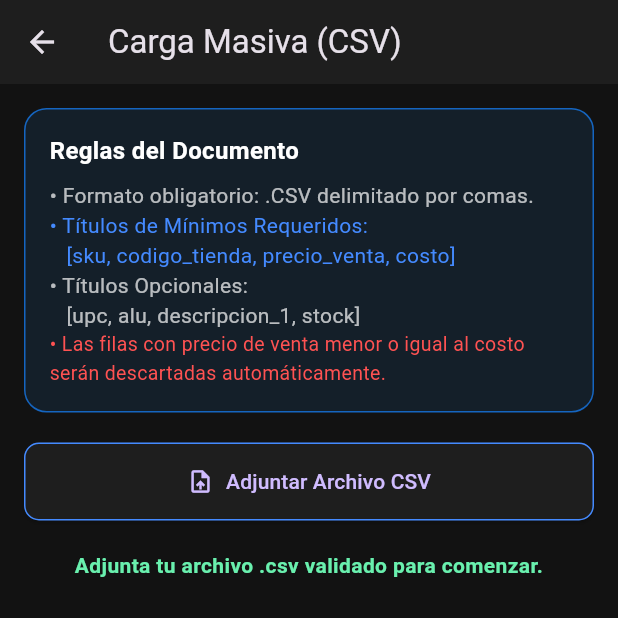
After one commit to Jhnthn01/catalogo-app, a Flutter app: the CargaMasivaPage screen opened directly, after a tap on "Adjuntar Archivo CSV", on a phone screen of 412 x 824 dp, the top half of it. The commit adds this screen. Run offline on Flutter 3.47's test engine with Material 3 defaults, Android fonts, the phone set to English and light mode, and no system bars; our stand-ins replace csv, file_picker, supabase_flutter; missing offline and left inert: mobile_scanner; accounts and stored records are empty; network calls fail.

Commit message:
se añadió la carga masiva para actualizar productos se añadió el apartado de gestión de roles para los usuarios de tipo admin

```diff
--- /dev/null
+++ b/lib/features/inventory/carga_masiva_page.dart
@@ -0,0 +1,226 @@
+import 'dart:convert';
+import 'package:flutter/material.dart';
+import 'package:file_picker/file_picker.dart';
+import 'package:csv/csv.dart';
+import 'package:supabase_flutter/supabase_flutter.dart';
+
+class CargaMasivaPage extends StatefulWidget {
+  const CargaMasivaPage({super.key});
+
+  @override
+  State<CargaMasivaPage> createState() => _CargaMasivaPageState();
+}
+
+class _CargaMasivaPageState extends State<CargaMasivaPage> {
+  final _supabase = Supabase.instance.client;
+  bool _isLoading = false;
+  String _statusMessage = "Adjunta tu archivo .csv validado para comenzar.";
+  List<List<dynamic>> _previewData = [];
+  List<Map<String, dynamic>> _payloadListo = [];
+
+  Future<void> _seleccionarArchivo() async {
+    try {
+      FilePickerResult? result = await FilePicker.pickFiles(
+        type: FileType.custom,
+        allowedExtensions: ['csv'],
+        withData: true,
+      );
+
+      if (result != null && result.files.single.bytes != null) {
+        final bytes = result.files.single.bytes!;
+        final csvString = utf8.decode(bytes);
+
+        List<List<dynamic>> csvTable = csv.decode(csvString);
+
+        if (csvTable.isEmpty) {
+          _mostrarError("El archivo está vacío.");
+          return;
+        }
+
+        // Obtener headers limpios
+        final headers = csvTable.first.map((e) => e.toString().trim().toLowerCase()).toList();
+
+        // Headers obligatorios requeridos
+        final requiredHeaders = ['sku', 'codigo_tienda', 'precio_venta', 'costo'];
+        for (var req in requiredHeaders) {
+          if (!headers.contains(req)) {
+            _mostrarError("Falta la columna obligatoria: $req");
+            return;
+          }
+        }
+
+        List<Map<String, dynamic>> payload = [];
+        List<List<dynamic>> preview = [headers];
+
+        // Procesar Filas (Empezando desde la fila 1)
+        for (int i = 1; i < csvTable.length; i++) {
+          final row = csvTable[i];
+          if (row.isEmpty || row.length < headers.length) continue; // Saltar filas deformes
+
+          Map<String, dynamic> rowMap = {};
+          for (int j = 0; j < headers.length; j++) {
+            rowMap[headers[j]] = row[j];
+          }
+
+          // Validar lógicamente las reglas de negocio base
+          final String sku = rowMap['sku']?.toString() ?? '';
+          final String codigoTienda = rowMap['codigo_tienda']?.toString() ?? '';
+          final num precioVenta = num.tryParse(rowMap['precio_venta'].toString()) ?? 0;
+          final num costo = num.tryParse(rowMap['costo'].toString()) ?? 0;
+
+          if (sku.isEmpty || codigoTienda.isEmpty) continue;
+
+          if (precioVenta <= costo) {
+            // Se descarta silenciosamente para la BD, o podriamos informar.
+            continue;
+          }
+
+          payload.add(rowMap);
+          if (preview.length <= 5) preview.add(row);
+        }
+
+        if (payload.isEmpty) {
+          _mostrarError("No se encontraron filas que cumplan las validaciones (Mismo precio que costo, o vacías).");
+          return;
+        }
+
+        setState(() {
+          _previewData = preview;
+          _payloadListo = payload;
+          _statusMessage = "¡Archivo leído! ${payload.length} filas válidas encontradas y listas para procesarse.";
+        });
+      }
+    } catch (e) {
+      _mostrarError("Error leyendo CSV: $e");
+    }
+  }
+
+  Future<void> _subirBaseDeDatos() async {
+    if (_payloadListo.isEmpty) return;
+
+    setState(() => _isLoading = true);
+
+    try {
+      final response = await _supabase.rpc('process_bulk_upload', params: {
+        'payload': _payloadListo
+      });
+
+      if (mounted) {
+        setState(() {
+          _isLoading = false;
+          _statusMessage = response.toString();
+          _previewData = [];
+          _payloadListo = [];
+        });
+        ScaffoldMessenger.of(context).showSnackBar(
+          const SnackBar(content: Text("🚀 ¡Carga completada con éxito!"), backgroundColor: Colors.green),
+        );
+      }
+    } catch (e) {
+      if (mounted) {
+        setState(() => _isLoading = false);
+        _mostrarError("Error procesando carga: $e\n(¿Olvidaste correr el Script SQL en Supabase?)");
+      }
+    }
+  }
+
+  void _mostrarError(String msg) {
+    setState(() => _statusMessage = msg);
+    ScaffoldMessenger.of(context).showSnackBar(SnackBar(content: Text(msg), backgroundColor: Colors.redAccent));
+  }
+
+  @override
+  Widget build(BuildContext context) {
+    return Scaffold(
+      backgroundColor: const Color(0xFF121212),
+      appBar: AppBar(
+        title: const Text("Carga Masiva (CSV)"),
+        backgroundColor: const Color(0xFF1E1E1E),
+      ),
+      body: SingleChildScrollView(
+        child: Padding(
+          padding: const EdgeInsets.all(16.0),
+          child: Column(
+            crossAxisAlignment: CrossAxisAlignment.stretch,
+            children: [
+              Container(
+                padding: const EdgeInsets.all(16),
+                decoration: BoxDecoration(
+                  color: Colors.blue.withOpacity(0.1),
+                  borderRadius: BorderRadius.circular(15),
+                  border: Border.all(color: Colors.blue.shade800),
+                ),
+                child: const Column(
+                  crossAxisAlignment: CrossAxisAlignment.start,
+                  children: [
+                    Text("Reglas del Documento", style: TextStyle(color: Colors.white, fontWeight: FontWeight.bold, fontSize: 16)),
+                    SizedBox(height: 8),
+                    Text("• Formato obligatorio: .CSV delimitado por comas.", style: TextStyle(color: Colors.white70)),
+                    Text("• Títulos de Mínimos Requeridos:\n   [sku, codigo_tienda, precio_venta, costo]", style: TextStyle(color: Colors.blueAccent)),
+                    Text("• Títulos Opcionales:\n   [upc, alu, descripcion_1, stock]", style: TextStyle(color: Colors.white70)),
+                    Text("• Las filas con precio de venta menor o igual al costo serán descartadas automáticamente.", style: TextStyle(color: Colors.redAccent, fontSize: 13)),
+                  ],
+                ),
+              ),
+              const SizedBox(height: 20),
+
+              ElevatedButton.icon(
+                onPressed: _isLoading ? null : _seleccionarArchivo,
+                icon: const Icon(Icons.upload_file),
+                label: const Text("Adjuntar Archivo CSV"),
+                style: ElevatedButton.styleFrom(
+                  padding: const EdgeInsets.symmetric(vertical: 16),
+                  backgroundColor: const Color(0xFF1E1E1E),
+                  side: const BorderSide(color: Colors.blueAccent),
+                  shape: RoundedRectangleBorder(borderRadius: BorderRadius.circular(10))
+                ),
+              ),
+              const SizedBox(height: 20),
+
+              Text(
+                _statusMessage,
+                style: TextStyle(
+                  color: _statusMessage.contains("Error") ? Colors.redAccent : Colors.greenAccent,
+                  fontWeight: FontWeight.bold
+                ),
+                textAlign: TextAlign.center,
+              ),
+              const SizedBox(height: 20),
+
+              if (_previewData.isNotEmpty) ...[
+                const Text("Vista Previa (Primeras 5 filas):", style: TextStyle(color: Colors.white70, fontWeight: FontWeight.bold)),
+                const SizedBox(height: 10),
+                SingleChildScrollView(
+                  scrollDirection: Axis.horizontal,
+                  child: DataTable(
+                    headingRowColor: WidgetStateProperty.all(Colors.blue.withOpacity(0.2)),
+                    columns: _previewData.first.map((e) => DataColumn(label: Text(e.toString(), style: const TextStyle(color: Colors.white)))).toList(),
+                    rows: _previewData.skip(1).map((row) {
+                      return DataRow(
+                        cells: row.map((e) => DataCell(Text(e.toString(), style: const TextStyle(color: Colors.white70)))).toList(),
+                      );
+                    }).toList(),
+                  ),
+                ),
+                const SizedBox(height: 30),
+
+                if (_isLoading)
+                   const Center(child: CircularProgressIndicator())
+                else
+                  ElevatedButton(
+                    onPressed: _subirBaseDeDatos,
+                    style: ElevatedButton.styleFrom(
+                      padding: const EdgeInsets.symmetric(vertical: 16),
+                      backgroundColor: Colors.green.shade700,
+                      shape: RoundedRectangleBorder(borderRadius: BorderRadius.circular(10))
+                    ),
+                    child: const Text("PROCESAR Y CARGAR A BASE DE DATOS", style: TextStyle(color: Colors.white, fontWeight: FontWeight.bold)),
+                  )
+              ]
+            ],
+          ),
+        ),
+      ),
+    );
+  }
+}
--- a/pubspec.yaml
+++ b/pubspec.yaml
@@ -36,6 +36,8 @@ dependencies:
   cupertino_icons: ^1.0.8
   supabase_flutter: ^2.12.2
   intl: ^0.20.2
+  file_picker: ^11.0.2
+  csv: ^8.0.0
 
 dev_dependencies:
   flutter_test:
```
Also changed, not shown: lib/features/admin/gestion_roles_page.dart (added, +243 -0 lines), lib/features/catalog/catalogo_page.dart (+119 -58 lines), lib/features/inventory/inventario_page.dart (+14 -10 lines), lib/widgets/menu_lateral.dart (+50 -2 lines), pubspec.lock, 1 other file.
